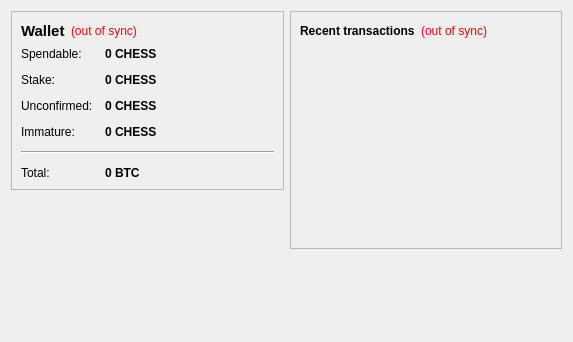
Before: the Qt Designer form src/qt/forms/overviewpage.ui in AKKPP/ChessCoin032, drawn with Qt 5.
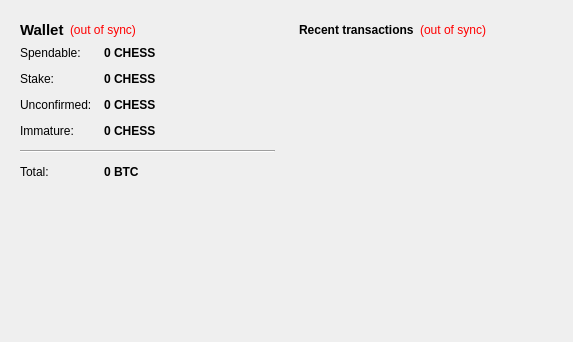
After: the same form once the commit is applied.

```diff
--- a/src/qt/forms/overviewpage.ui
+++ b/src/qt/forms/overviewpage.ui
@@ -19,7 +19,7 @@
      <item>
       <widget class="QFrame" name="frame">
        <property name="frameShape">
-        <enum>QFrame::StyledPanel</enum>
+        <enum>QFrame::NoFrame</enum>
        </property>
        <property name="frameShadow">
         <enum>QFrame::Raised</enum>
@@ -257,7 +257,7 @@
      <item>
       <widget class="QFrame" name="frame_2">
        <property name="frameShape">
-        <enum>QFrame::StyledPanel</enum>
+        <enum>QFrame::NoFrame</enum>
        </property>
        <property name="frameShadow">
         <enum>QFrame::Raised</enum>
```
